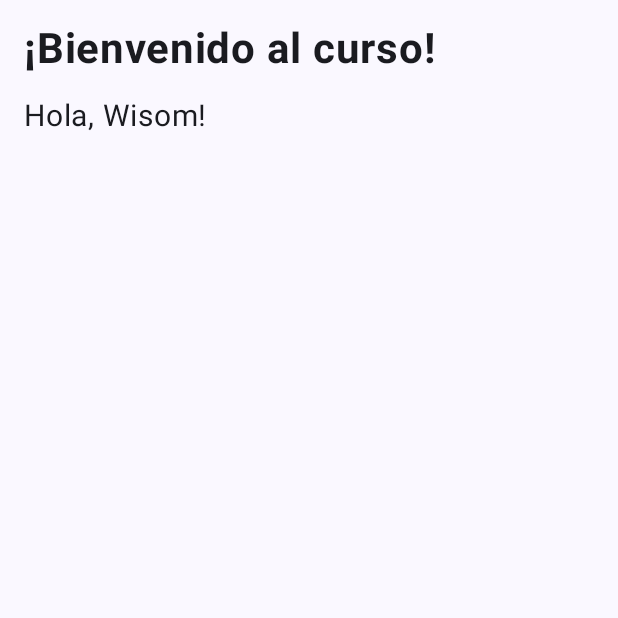
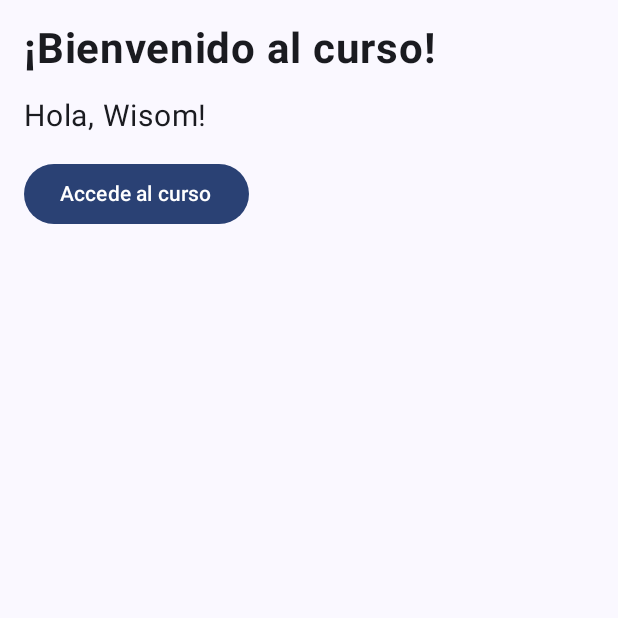
Before and after one commit to WisomdCV/Lab03, an Android app built with Jetpack Compose: the MainActivity screen opened directly, with no data from a screen before it, on a phone screen of 412 x 824 dp, the top half of it. Run offline under Robolectric (Android 15) with nearby library versions, the phone set to English and light mode, and no system bars.

Commit message:
2.Button

```diff
--- a/app/src/main/java/com/example/lab03/MainActivity.kt
+++ b/app/src/main/java/com/example/lab03/MainActivity.kt
@@ -13,6 +13,7 @@ import androidx.compose.foundation.layout.height
 import androidx.compose.foundation.layout.padding
 import androidx.compose.foundation.layout.size
 import androidx.compose.foundation.lazy.LazyColumn
+import androidx.compose.material3.Button
 import androidx.compose.material3.Scaffold
 import androidx.compose.material3.Text
 import androidx.compose.material3.TextField
@@ -67,6 +68,14 @@ fun GreetingCard(modifier: Modifier = Modifier) {
                 fontSize = 20.sp
             )
         }
+        item {
+            Spacer(modifier = Modifier.height(16.dp))
+        }
+        item {
+            Button(onClick = {  }) {
+                Text("Accede al curso")
+            }
+        }
     }
 }
 
```
